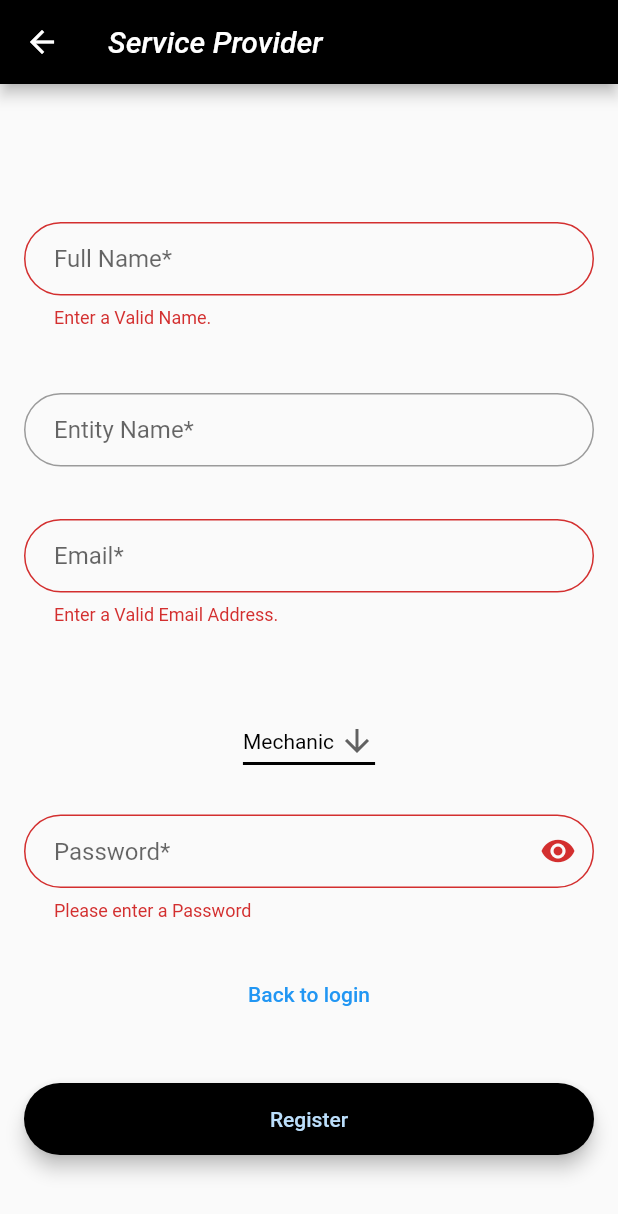
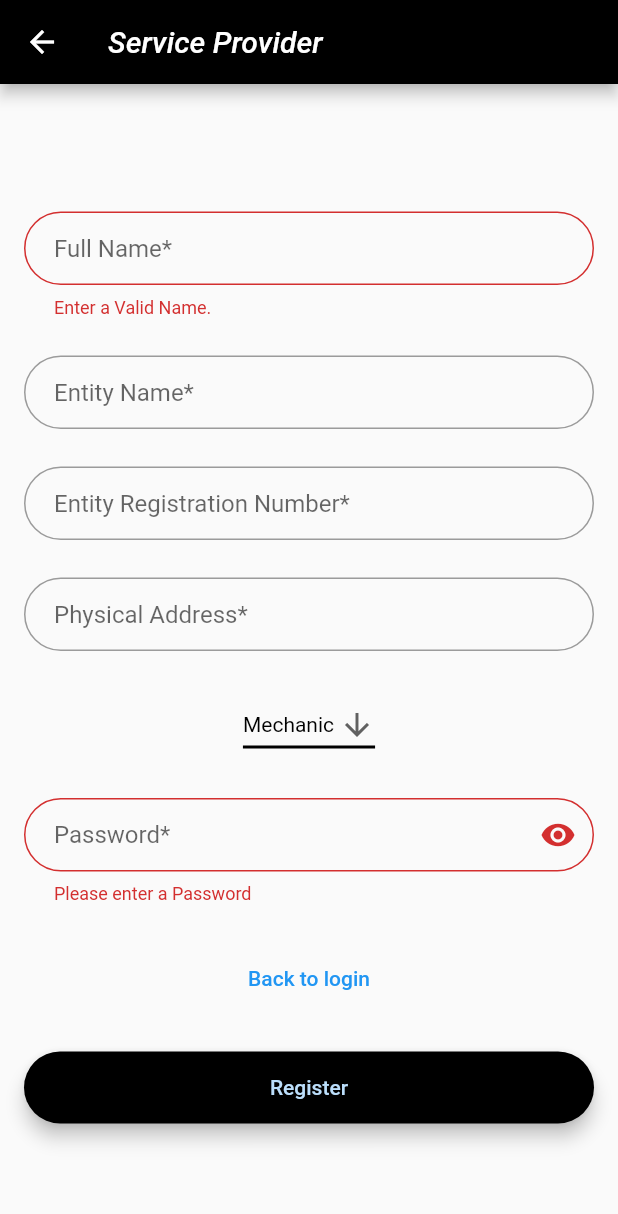
Before and after one commit to Marshall-007/quickemergencyresponseapplication, a Flutter app: the AdminRegister screen opened directly, on a phone screen of 412 x 824 dp. Shown: the top 1214 px of the screen. Run offline on Flutter 3.47's test engine with Material 2 defaults, Android fonts, the phone set to English and light mode, and no system bars; our stand-ins replace cloud_firestore, firebase_auth, firebase_core; accounts and stored records are empty; Roboto replaces fonts that are missing (Georgia).

Commit message:
Added input feilds

```diff
--- a/lib/screens/authenticate/adminregister.dart
+++ b/lib/screens/authenticate/adminregister.dart
@@ -9,6 +9,8 @@ import 'package:cloud_firestore/cloud_firestore.dart';
 
 //List For DropDown List
 const List<String> list = <String>['Mechanic', 'Tow Truck'];
+
+
 // Initializing firebase database
 void main() async {
   //Initializing Database when starting the application.
@@ -30,10 +32,20 @@ class _AdminRegister extends State<AdminRegister> {
   final AuthService _auth = new AuthService();
 
   bool _obscureText = true;
+  final _registration = TextEditingController();
+  final _name = TextEditingController();
+  final _address = TextEditingController();
+  final _oparatingHours = TextEditingController();
+  final _make = TextEditingController();
+  final _reg = TextEditingController();
+  final _vin = TextEditingController();
+  final _model= TextEditingController();
+  final _entityName = TextEditingController();
+  final _Color = TextEditingController();
+  final _Account = TextEditingController();
   final _email = TextEditingController();
-  final _name = TextEditingController();
-  final _contact = TextEditingController();
-  final _surname = TextEditingController();
+
+
   final _password = TextEditingController();
   final GlobalKey<FormState> _formKey = GlobalKey<FormState>();
   @override
@@ -60,8 +72,8 @@ class _AdminRegister extends State<AdminRegister> {
 
     // Entity name field
 
-    final surnameField = TextFormField(
-        controller: _surname,
+    final entitynameField = TextFormField(
+        controller: _entityName,
         autofocus: false,
         decoration: InputDecoration(
             contentPadding: const EdgeInsets.fromLTRB(20.0, 15.0, 20.0, 15.0),
@@ -71,7 +83,7 @@ class _AdminRegister extends State<AdminRegister> {
 
 //Entity Registratin number
     final registrationField = TextFormField(
-        controller: _surname,
+        controller: _registration,
         autofocus: false,
         decoration: InputDecoration(
             contentPadding: const EdgeInsets.fromLTRB(20.0, 15.0, 20.0, 15.0),
@@ -80,13 +92,24 @@ class _AdminRegister extends State<AdminRegister> {
                 OutlineInputBorder(borderRadius: BorderRadius.circular(32.0))));
 //Address Feild
     final addressField = TextFormField(
-        controller: _surname,
+        controller: _address,
         autofocus: false,
         decoration: InputDecoration(
             contentPadding: const EdgeInsets.fromLTRB(20.0, 15.0, 20.0, 15.0),
             hintText: "Physical Address*",
             border:
                 OutlineInputBorder(borderRadius: BorderRadius.circular(32.0))));
+
+//oparating  Feild
+    final oparatingField = TextFormField(
+        controller: _oparatingHours,
+        autofocus: false,
+        decoration: InputDecoration(
+            contentPadding: const EdgeInsets.fromLTRB(20.0, 15.0, 20.0, 15.0),
+            hintText: "Oparateing Hours*",
+            border:
+                OutlineInputBorder(borderRadius: BorderRadius.circular(32.0))));
+
 
     //Email Field
     final emailField = TextFormField(
@@ -192,19 +215,21 @@ class _AdminRegister extends State<AdminRegister> {
                 crossAxisAlignment: CrossAxisAlignment.center,
                 mainAxisAlignment: MainAxisAlignment.center,
                 children: <Widget>[
-                  const SizedBox(height: 53.0),
+                  const SizedBox(height: 25.0),
                   nameField,
-                  const SizedBox(height: 43.0),
-                  surnameField,
-                  const SizedBox(height: 35.0),
-                  emailField,
-                  const SizedBox(height: 53.0),
+                  const SizedBox(height: 25.0),
+                  entitynameField,
+                  const SizedBox(height: 25.0),
+                  registrationField,
+                  const SizedBox(height: 25.0),
+                  addressField,
+                  const SizedBox(height: 25.0),
                   DropdownButtonExample(),
                   const SizedBox(height: 25.0),
                   passwordField,
                   const SizedBox(height: 25.0),
                   txtbutton,
-                  const SizedBox(height: 35.0),
+                  const SizedBox(height: 25.0),
                   registerButton,
                   const SizedBox(height: 15.0),
                 ],
```
